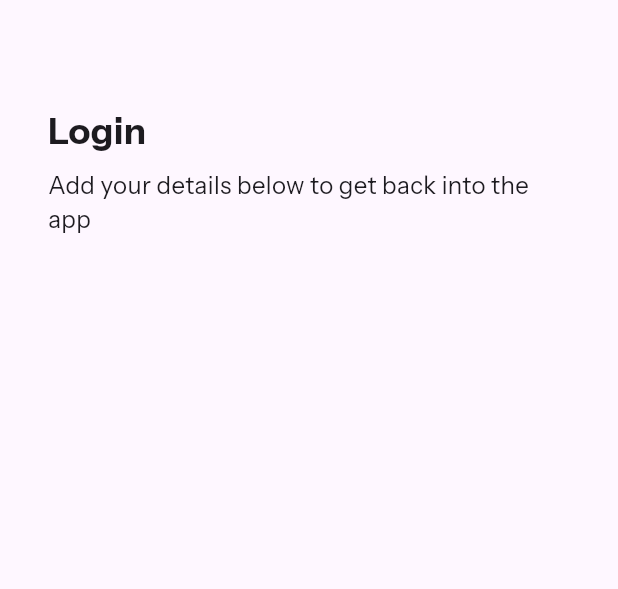
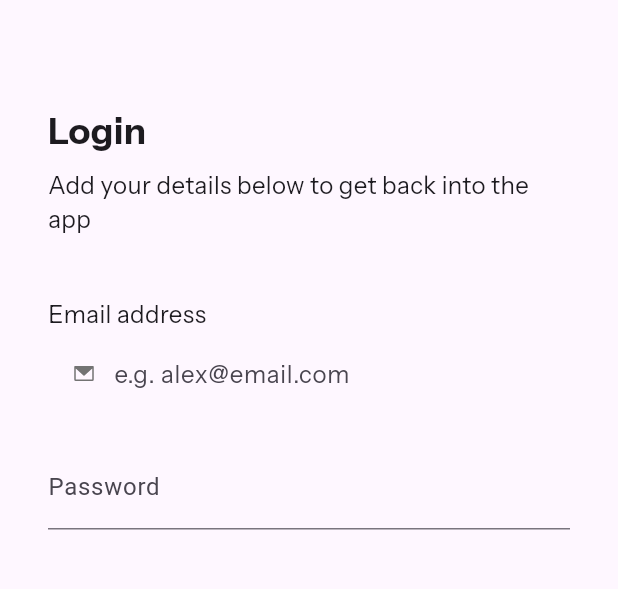
Before and after one commit to wallas938/flutter_link_sharing_app, a Flutter app: the screen it shows after launch, on a phone screen of 412 x 824 dp, the part 108-697 px from its top. Run offline on Flutter 3.47's test engine with Material 3 defaults, Android fonts, the phone set to English and light mode, and no system bars; our stand-ins replace flutter_svg, google_fonts; project files that could hold a hidden picture were left out.

Commit message:
finir login inputs

```diff
--- /dev/null
+++ b/lib/components/Login_form_widget.dart
@@ -0,0 +1,59 @@
+import 'package:flutter/material.dart';
+import 'package:flutter_link_sharing_app/app_constants/theme.colors.dart';
+import 'package:flutter_link_sharing_app/app_constants/theme.typo.dart';
+import 'package:flutter_svg/flutter_svg.dart';
+
+class LoginFormWidget extends StatefulWidget {
+  const LoginFormWidget({super.key});
+
+  @override
+  State<StatefulWidget> createState() => _LoginFormWidget();
+}
+
+class _LoginFormWidget extends State<LoginFormWidget> {
+  TextEditingController emailController = TextEditingController();
+  TextEditingController passwordController = TextEditingController();
+
+  @override
+  Widget build(BuildContext context) {
+    return Column(
+      crossAxisAlignment: CrossAxisAlignment.start,
+      children: [
+        const Text("Email address"),
+        const SizedBox(height: 4),
+        Row(
+          children: [
+            const SizedBox(width: 16,),
+            SvgPicture.asset(
+              'assets/images/icon-email.svg',
+              height: 16,
+              width: 16,
+            ),
+            const SizedBox(width: 12,),
+            Expanded(
+                child: TextFormField(
+              style: const TextStyle(
+                fontWeight: FontWeight.w400,
+                fontStyle: FontStyle.normal,
+                fontSize: 16,
+                fontFamily: "Instrument Sans",
+                color: AppColors.darkGrey,
+              ),
+              controller: emailController,
+              decoration: const InputDecoration(
+                hintText: "e.g. alex@email.com",
+                border: InputBorder.none,
+              ),
+            )),
+          ],
+        ),
+        const SizedBox(height: 24),
+        TextFormField(
+          controller: passwordController,
+          decoration: const InputDecoration(
+              labelText: "Password", hintText: "Enter your password"),
+        )
+      ],
+    );
+  }
+}
--- a/lib/main.dart
+++ b/lib/main.dart
@@ -1,6 +1,7 @@
 import 'package:flutter/material.dart';
 import 'package:flutter_link_sharing_app/app_constants/theme.colors.dart';
 import 'package:flutter_link_sharing_app/app_constants/theme.typo.dart';
+import 'package:flutter_link_sharing_app/components/Login_form_widget.dart';
 import 'package:flutter_svg/flutter_svg.dart';
 import 'package:google_fonts/google_fonts.dart';
 
@@ -86,9 +87,7 @@ class _LoginScreenState extends State<LoginScreen> {
             const SizedBox(
               height: 40,
             ),
-            Column(
-              children: [],
-            )
+            const LoginFormWidget()
           ],
         ),
       ),
```
